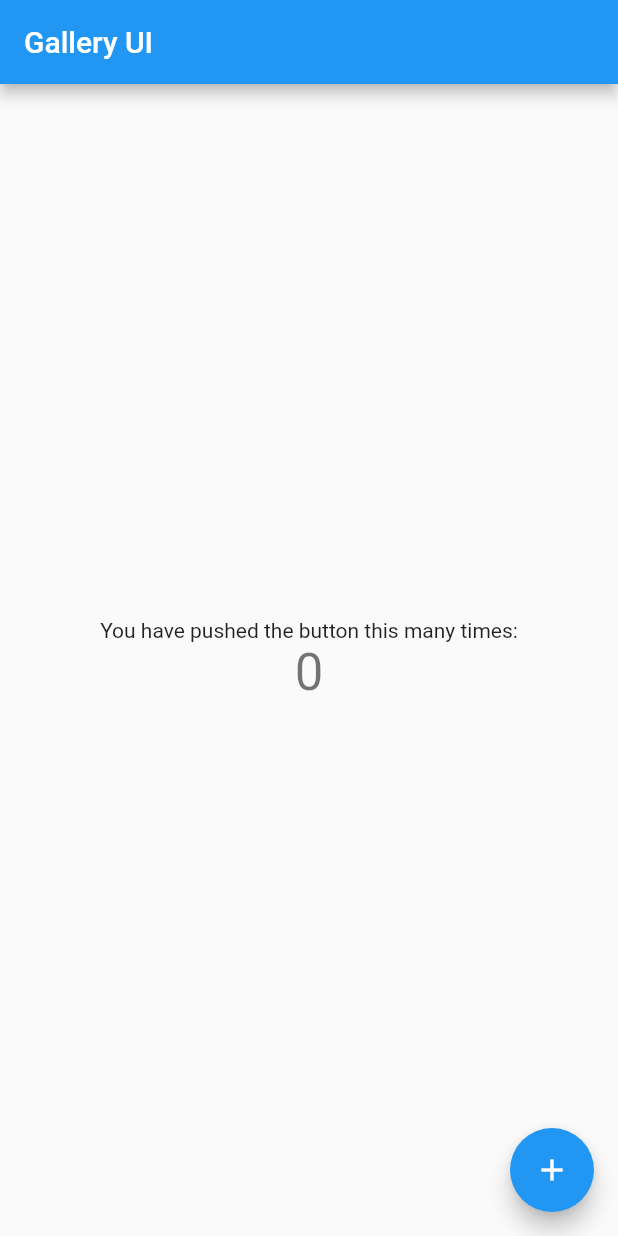
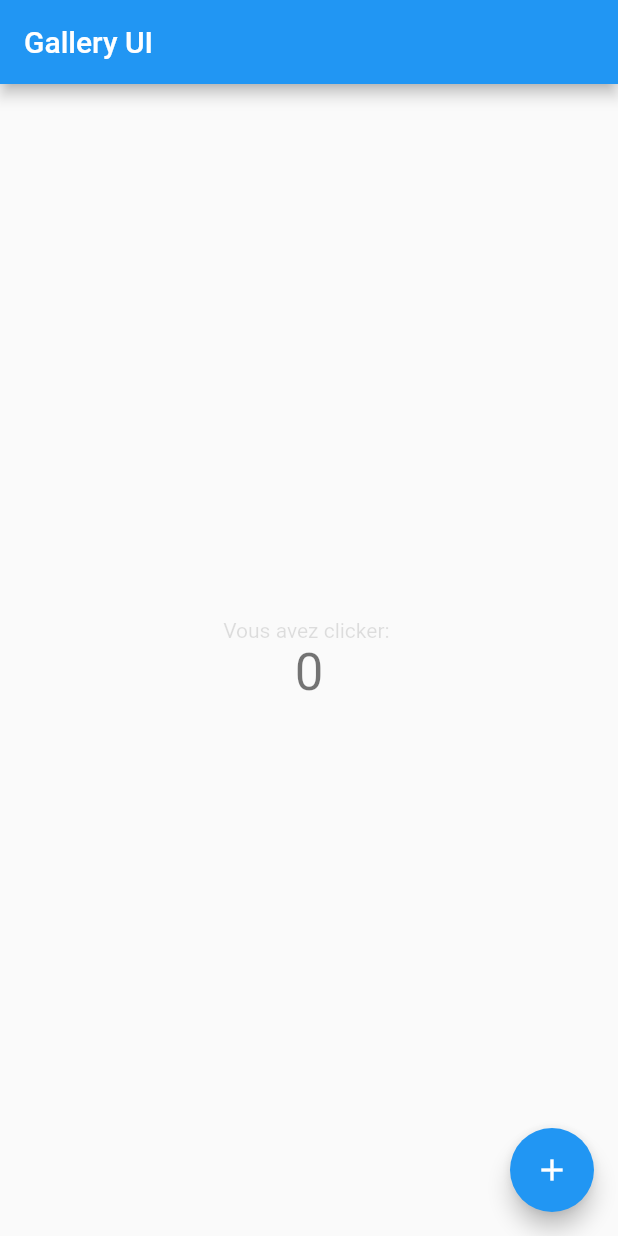
Before and after one commit to jmRakoto/flutter-UIgallery, a Flutter app: the screen it shows after launch, on a phone screen of 412 x 824 dp. Run offline on Flutter 3.47's test engine with Material 2 defaults, Android fonts, the phone set to English and light mode, and no system bars.

Commit message:
use text widget

```diff
--- a/lib/app.dart
+++ b/lib/app.dart
@@ -1,3 +1,4 @@
+import 'package:Hacktoberfest/views/widgets/text.dart';
 import 'package:flutter/material.dart';
 
 class App extends StatefulWidget {
@@ -27,9 +28,7 @@ class _AppState extends State<App> {
         child: Column(
           mainAxisAlignment: MainAxisAlignment.center,
           children: <Widget>[
-            Text(
-              'You have pushed the button this many times:',
-            ),
+            textWidget("Vous avez clicker: "),
             Text(
               '$_counter',
               style: Theme.of(context).textTheme.headline4,
```
